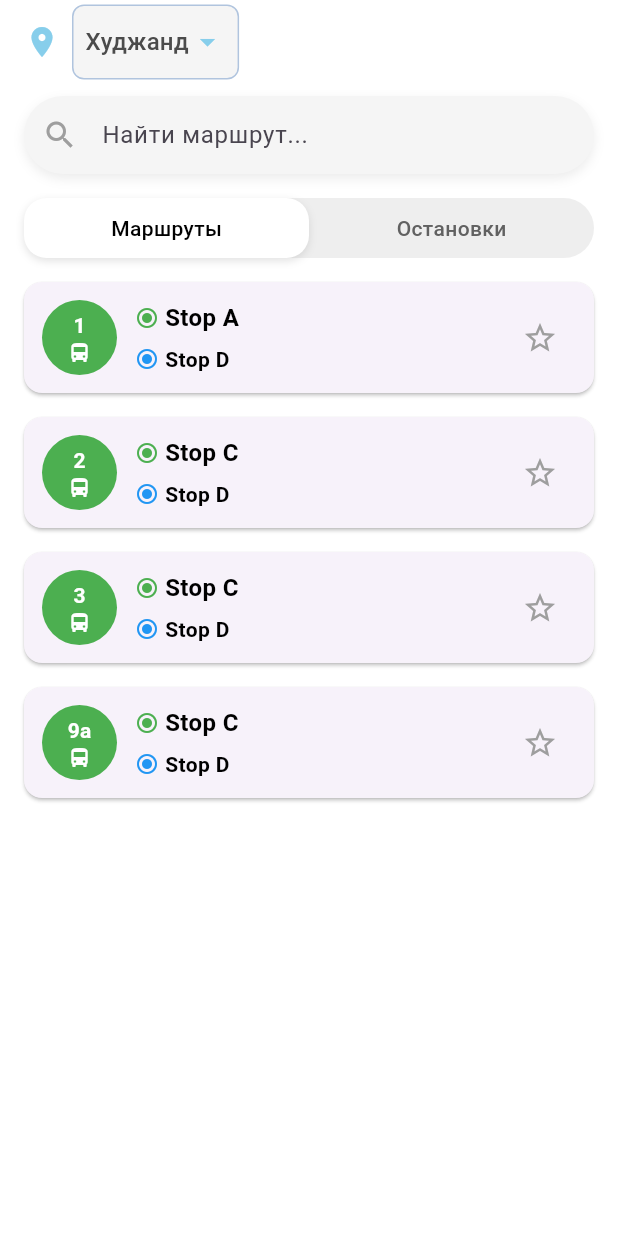
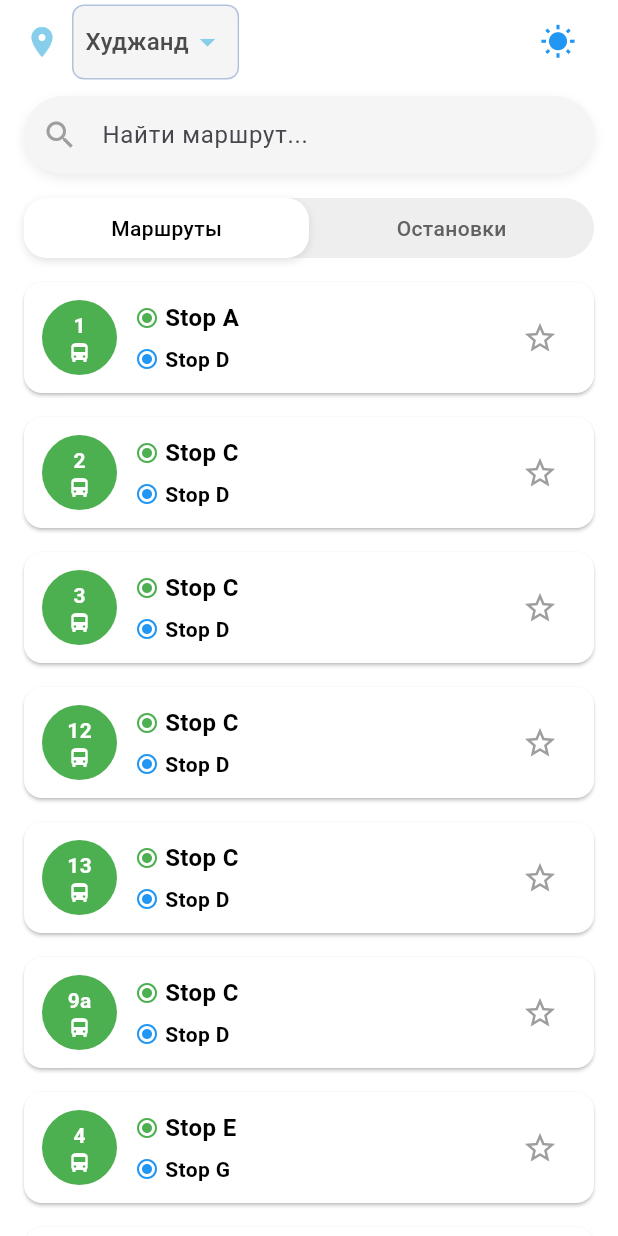
Before and after one commit to isomadinow/flutter_rohbalad, a Flutter app: the screen it shows after launch, on a phone screen of 412 x 824 dp. Run offline on Flutter 3.47's test engine with Material 3 defaults, Android fonts, the phone set to English and light mode, and no system bars.

Commit message:
Добавление виджета выбора темы и функциональности для управления темной и светлой темами, обновление стилей карточек маршрутов и остановок, а также добавление новых остановок в статические данные.

```diff
--- a/lib/features/main/viewmodels/app_viewmodel.dart
+++ b/lib/features/main/viewmodels/app_viewmodel.dart
@@ -17,6 +17,8 @@ class AppViewModel extends ChangeNotifier {
 
   /// Текущая активная вкладка.
   String _activeTab = "routes";
+  String _languageCode = "en"; // Добавляем поле для хранения текущего языка.
+  bool _isDarkTheme = false; // Добавляем поле для хранения текущей темы.
 
   /// Конструктор `AppViewModel`.
   ///
@@ -37,6 +39,30 @@ class AppViewModel extends ChangeNotifier {
     _activeTab = tab;
     notifyListeners(); // Уведомляем подписчиков об изменении активной вкладки.
   }
+
+  /// Метод для установки активного языка.
+  ///
+  /// - [languageCode] — код языка, который необходимо активировать.
+  /// Уведомляет слушателей об изменении состояния.
+  void setLanguage(String languageCode) {
+    _languageCode = languageCode;
+    notifyListeners(); // Уведомляем подписчиков об изменении языка.
+  }
+
+  /// Геттер для получения текущего языка.
+  String get languageCode => _languageCode;
+
+  /// Метод для установки активной темы.
+  ///
+  /// - [isDarkTheme] — `true`, если необходимо установить темную тему; `false`, если светлую.
+  /// Уведомляет слушателей об изменении состояния.
+  void setTheme(bool isDarkTheme) {
+    _isDarkTheme = isDarkTheme;
+    notifyListeners(); // Уведомляем подписчиков об изменении темы.
+  }
+
+  /// Геттер для получения текущей темы.
+  bool get isDarkTheme => _isDarkTheme;
 
   /// Метод для поиска по текущей активной вкладке.
   ///
--- a/lib/features/main/views/main_page.dart
+++ b/lib/features/main/views/main_page.dart
@@ -6,6 +6,8 @@ import '../viewmodels/app_viewmodel.dart';
 import 'widgets/region_dropdown.dart';
 import 'widgets/tab_bar_switcher.dart';
 import 'package:flutter_rohbalad/features/main/views/widgets/search_bar.dart' as custom;
+
+import 'widgets/theme_selector.dart';
 
 /// Главный экран приложения `MainPage`, позволяющий пользователю взаимодействовать
 /// с маршрутами и остановками через поисковую строку, переключатель вкладок и список данных.
@@ -19,22 +21,62 @@ class MainPage extends StatefulWidget {
 class _MainPageState extends State<MainPage> {
   /// Строка для хранения текущего поискового запроса.
   String _searchQuery = "";
+  final ScrollController _scrollController = ScrollController();
+  Color _appBarColor = Colors.transparent;
+
+  @override
+  void initState() {
+    super.initState();
+    _scrollController.addListener(_scrollListener);
+  }
+
+  void _scrollListener() {
+    if (_scrollController.offset > 100) {
+      setState(() {
+        _appBarColor = Provider.of<AppViewModel>(context, listen: false).isDarkTheme ? Colors.black : Colors.white;
+      });
+    } else {
+      setState(() {
+        _appBarColor = Colors.transparent;
+      });
+    }
+  }
+
+  @override
+  void dispose() {
+    _scrollController.removeListener(_scrollListener);
+    _scrollController.dispose();
+    super.dispose();
+  }
 
   @override
   Widget build(BuildContext context) {
     return Scaffold(
-      backgroundColor: Colors.white, // Белый фон приложения.
+      backgroundColor: context.watch<AppViewModel>().isDarkTheme ? Colors.black : Colors.white, // Фон приложения.
       appBar: AppBar(
         elevation: 0, // Убираем тень.
-        backgroundColor: Colors.white, // Белый фон AppBar.
-        title: RegionDropdown(
+        backgroundColor: _appBarColor, // Фон AppBar.
+        title: Row(
+          mainAxisAlignment: MainAxisAlignment.spaceBetween,
+          children: [
+            RegionDropdown(
               onRegionSelected: (regionId) {
                 // При выборе региона обновляем данные маршрутов и остановок.
-            final appViewModel = context.read<AppViewModel>();
+                final appViewModel = Provider.of<AppViewModel>(context, listen: false);
                 appViewModel.routeViewModel.fetchRoutes();
                 appViewModel.stopViewModel.fetchStops();
                 setState(() {}); // Обновляем состояние, чтобы перерисовать список.
               },
+            ),
+            ThemeSelector(
+              onThemeSelected: (isDarkTheme) {
+                // Обработка смены темы.
+                final appViewModel = Provider.of<AppViewModel>(context, listen: false);
+                appViewModel.setTheme(isDarkTheme);
+                setState(() {}); // Обновляем состояние, чтобы перерисовать интерфейс.
+              },
+            ),
+          ],
         ),
       ),
       body: Column(
@@ -102,6 +144,7 @@ class _MainPageState extends State<MainPage> {
       return const Center(child: Text("Нет маршрутов")); // Сообщение при отсутствии маршрутов.
     }
     return ListView.builder(
+      controller: _scrollController,
       itemCount: appViewModel.routeViewModel.filteredRoutes.length,
       itemBuilder: (context, index) {
         final route = appViewModel.routeViewModel.filteredRoutes[index];
@@ -128,6 +171,7 @@ class _MainPageState extends State<MainPage> {
       return const Center(child: Text("Нет остановок")); // Сообщение при отсутствии остановок.
     }
     return ListView.builder(
+      controller: _scrollController,
       itemCount: appViewModel.stopViewModel.filteredStops.length,
       itemBuilder: (context, index) {
         final stop = appViewModel.stopViewModel.filteredStops[index];
--- a/lib/features/main/views/widgets/region_dropdown.dart
+++ b/lib/features/main/views/widgets/region_dropdown.dart
@@ -16,6 +16,7 @@ class RegionDropdown extends StatelessWidget {
   Widget build(BuildContext context) {
     // Получаем экземпляр `AppViewModel` из контекста.
     final appViewModel = Provider.of<AppViewModel>(context);
+    final isDarkTheme = Theme.of(context).brightness == Brightness.dark;
 
     return Row(
       children: [
@@ -29,10 +30,10 @@ class RegionDropdown extends StatelessWidget {
         // Контейнер с выпадающим списком.
         Container(
           decoration: BoxDecoration(
-            color: const Color(0xFFF5F5F5), // Светло-серый фон контейнера.
+            color: isDarkTheme ? Colors.grey[850] : const Color(0xFFF5F5F5), // Цвет фона контейнера в зависимости от темы.
             borderRadius: BorderRadius.circular(8.0), // Скругленные углы.
             border: Border.all(
-              color: const Color(0xFFB0C4DE), // Светло-голубая рамка.
+              color: isDarkTheme ? Colors.grey[700]! : const Color(0xFFB0C4DE), // Цвет рамки в зависимости от темы.
             ),
           ),
           padding: const EdgeInsets.symmetric(horizontal: 8.0), // Внутренние отступы контейнера.
@@ -45,9 +46,9 @@ class RegionDropdown extends StatelessWidget {
                     value: region.id, // Идентификатор региона.
                     child: Text(
                       region.name, // Название региона.
-                      style: const TextStyle(
+                      style: TextStyle(
                         fontSize: 16.0,
-                        color: Color(0xFF4B4B4B), // Темно-серый текст.
+                        color: isDarkTheme ? Colors.white : const Color(0xFF4B4B4B), // Цвет текста в зависимости от темы.
                         fontWeight: FontWeight.w500, // Полужирное начертание.
                       ),
                     ),
@@ -63,7 +64,7 @@ class RegionDropdown extends StatelessWidget {
                 (context as Element).markNeedsBuild();
               }
             },
-            dropdownColor: const Color(0xFFF8F8FF), // Очень светлый голубой цвет для выпадающего списка.
+            dropdownColor: isDarkTheme ? Colors.grey[850] : const Color(0xFFF8F8FF), // Цвет фона выпадающего списка в зависимости от темы.
             icon: const Icon(
               Icons.arrow_drop_down,
               color: Color(0xFF87CEEB), // Голубая стрелка вниз.
--- /dev/null
+++ b/lib/features/main/views/widgets/theme_selector.dart
@@ -0,0 +1,30 @@
+import 'package:flutter/material.dart';
+import 'package:provider/provider.dart';
+
+import '../../viewmodels/app_viewmodel.dart';
+
+/// Виджет `ThemeSelector` предоставляет переключатель для выбора темы.
+///
+/// - [onThemeSelected] — коллбэк, вызываемый при выборе темы.
+class ThemeSelector extends StatelessWidget {
+  /// Коллбэк для обработки выбора темы.
+  final void Function(bool isDarkTheme) onThemeSelected;
+
+  /// Конструктор для создания виджета `ThemeSelector`.
+  const ThemeSelector({super.key, required this.onThemeSelected});
+
+  @override
+  Widget build(BuildContext context) {
+    final isDarkTheme = context.watch<AppViewModel>().isDarkTheme;
+
+    return IconButton(
+      icon: Icon(
+        isDarkTheme ? Icons.nights_stay : Icons.wb_sunny, // Иконка для переключения темы.
+        color: isDarkTheme ? Colors.yellow : Colors.blue, // Цвет иконки в зависимости от темы.
+      ),
+      onPressed: () {
+        onThemeSelected(!isDarkTheme); // Переключаем тему.
+      },
+    );
+  }
+}
--- a/lib/features/routes/views/route_card.dart
+++ b/lib/features/routes/views/route_card.dart
@@ -29,12 +29,15 @@ class RouteCard extends StatelessWidget {
 
   @override
   Widget build(BuildContext context) {
+    final isDarkTheme = Theme.of(context).brightness == Brightness.dark;
+
     return Card(
       elevation: 1, // Уровень теней для карточки.
       margin: const EdgeInsets.symmetric(vertical: 8.0, horizontal: 16.0), // Внешние отступы.
       shape: RoundedRectangleBorder(
         borderRadius: BorderRadius.circular(12.0), // Скругление углов карточки.
       ),
+      color: isDarkTheme ? Colors.grey[900] : Colors.white, // Цвет фона карточки в зависимости от темы.
       child: Padding(
         padding: const EdgeInsets.all(12.0), // Внутренние отступы для содержимого карточки.
         child: Row(
@@ -87,10 +90,10 @@ class RouteCard extends StatelessWidget {
                       Expanded(
                         child: Text(
                           firstStop,
-                          style: const TextStyle(
+                          style: TextStyle(
                             fontSize: 16.0,
                             fontWeight: FontWeight.bold,
-                            color: Colors.black,
+                            color: isDarkTheme ? Colors.white : Colors.black, // Цвет текста в зависимости от темы.
                           ),
                           overflow: TextOverflow.ellipsis, // Текст в одну строку с многоточием.
                         ),
@@ -110,10 +113,10 @@ class RouteCard extends StatelessWidget {
                       Expanded(
                         child: Text(
                           lastStop,
-                          style: const TextStyle(
+                          style: TextStyle(
                             fontSize: 14.0,
                             fontWeight: FontWeight.bold,
-                            color: Colors.black,
+                            color: isDarkTheme ? Colors.white : Colors.black, // Цвет текста в зависимости от темы.
                           ),
                           overflow: TextOverflow.ellipsis, // Текст в одну строку с многоточием.
                         ),
--- a/lib/features/stops/views/stop_card.dart
+++ b/lib/features/stops/views/stop_card.dart
@@ -90,6 +90,7 @@ class StopCard extends StatelessWidget {
                                 style: const TextStyle(
                                   fontSize: 12.0,
                                   fontWeight: FontWeight.w500,
+                                  color: Colors.black, // Изменение цвета текста на черный.
                                 ),
                               ),
                             ),
--- a/lib/main.dart
+++ b/lib/main.dart
@@ -6,6 +6,7 @@ import 'features/routes/viewmodels/route_viewmodel.dart';
 import 'features/stops/viewmodels/stop_viemodel.dart';
 import 'features/regions/viewmodels/region_viewmodel.dart';
 import 'features/main/views/main_page.dart';
+import 'features/main/views/widgets/theme_selector.dart'; // Импортируем виджет выбора темы.
 
 /// Точка входа в приложение.
 void main() {
@@ -48,11 +49,17 @@ class MyApp extends StatelessWidget {
           create: (context) => RegionViewModel(apiService: context.read<ApiService>()),
         ),
       ],
-      child: MaterialApp(
-        debugShowCheckedModeBanner: false, // Убираем баннер режима отладки.
-        title: 'Routes App', // Название приложения.
-        theme: ThemeData(primarySwatch: Colors.blue), // Основная тема приложения.
-        home: const MainPage(), // Главный экран приложения.
+      child: Builder(
+        builder: (context) {
+          return MaterialApp(
+            debugShowCheckedModeBanner: false, // Убираем баннер режима отладки.
+            title: 'Routes App', // Название приложения.
+            theme: ThemeData.light(), // Основная светлая тема приложения.
+            darkTheme: ThemeData.dark(), // Основная темная тема приложения.
+            themeMode: context.watch<AppViewModel>().isDarkTheme ? ThemeMode.dark : ThemeMode.light, // Устанавливаем тему.
+            home: const MainPage(), // Главный экран приложения.
+          );
+        },
       ),
     );
   }
```
Also changed, not shown: assets/static_routes.json (+70 -2 lines), assets/static_stops.json (+72 -1 lines). Lines whose indentation alone changed are shown as unchanged.
